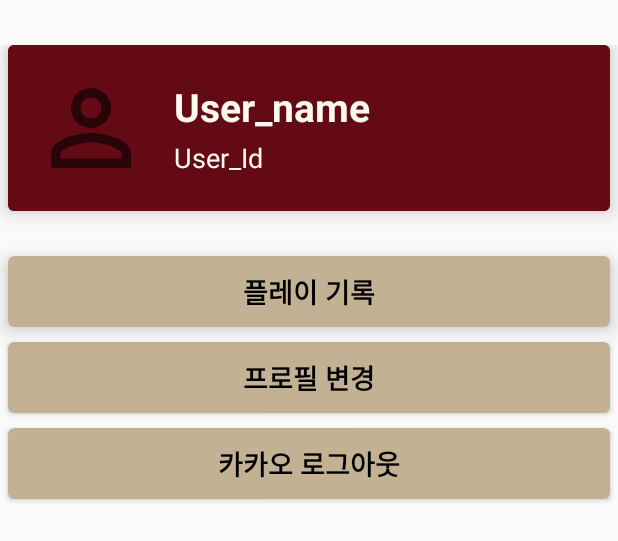
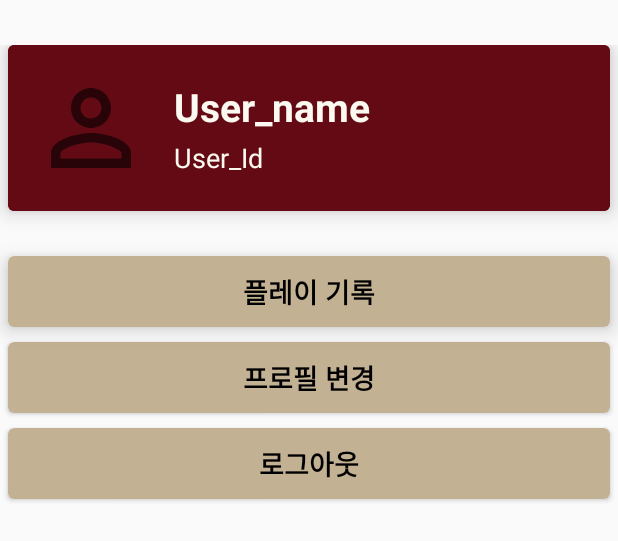
Before and after one commit to JYBESiU/Immersive, an Android app: the layout fragment_setting.xml on its own in the app's theme, with its tools: preview values and no code run, on a phone screen of 412 x 824 dp. Shown: the top 541 px of the screen. Run offline under Robolectric (Android 15) with nearby library versions, the phone set to English and light mode, and no system bars.

Commit message:
semi-final

```diff
--- a/app/src/main/java/com/example/thekaist/FrontActivity.java
+++ b/app/src/main/java/com/example/thekaist/FrontActivity.java
@@ -271,7 +271,7 @@ public class FrontActivity extends AppCompatActivity {
     public void onBackPressed(){
         if(System.currentTimeMillis() - time >= 2000){
             time=System.currentTimeMillis();
-            Toast.makeText(getApplicationContext(),"한번더 누르면 종료됩니다.", Toast.LENGTH_SHORT).show();
+            Toast.makeText(getApplicationContext(),"한 번 더 누르면 종료됩니다.", Toast.LENGTH_SHORT).show();
         }
 
         else if(System.currentTimeMillis() - time < 2000 ){
--- a/app/src/main/res/layout/fragment_setting.xml
+++ b/app/src/main/res/layout/fragment_setting.xml
@@ -130,7 +130,7 @@
             android:id="@+id/logout"
             android:textSize="18sp"
             android:textStyle="bold"
-            android:text="카카오 로그아웃"
+            android:text="로그아웃"
             android:gravity="center"
             android:layout_margin="10dp"
             android:textColor="@color/black"/>
```
Also changed, not shown: app/src/main/java/com/example/thekaist/GameActivity.java (+7 -5 lines).
